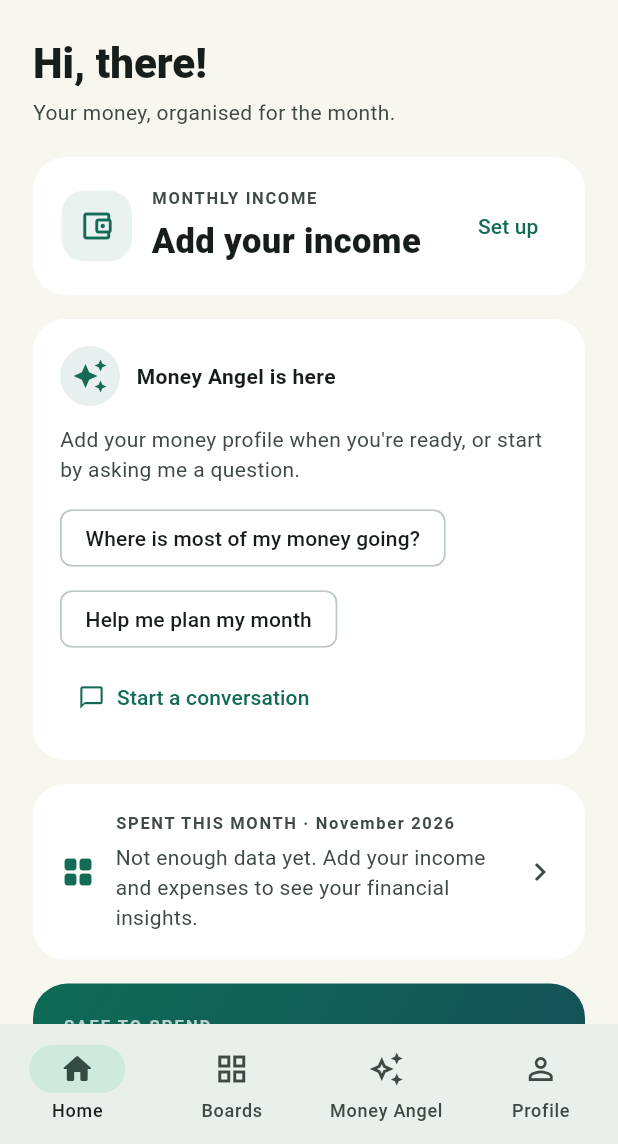
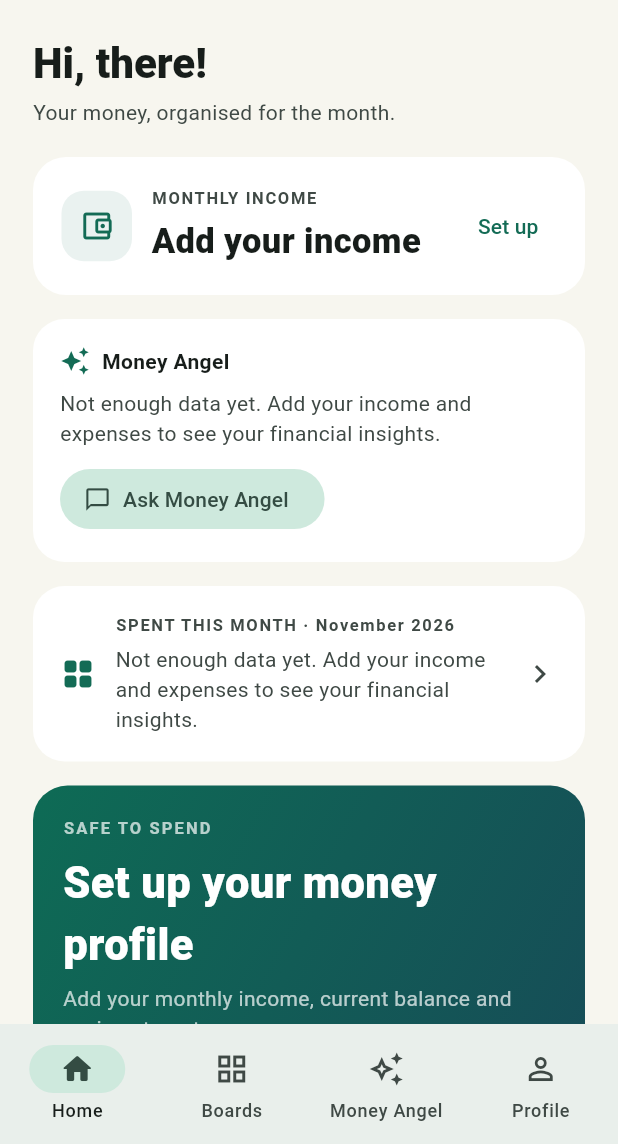
Before and after one commit to raksh008/mads, a Flutter app: the screen it shows once a user with an empty profile is signed in, on a phone screen of 412 x 824 dp, the part 92-1236 px from its top. Run offline on Flutter 3.47's test engine with Material 3 defaults, Android fonts, the phone set to English and light mode, and no system bars; our stand-ins replace shared_preferences, supabase_flutter; accounts and stored records are empty; network calls fail; Roboto replaces fonts that are missing (Arial).

Commit message:
Home cleanup, compact Money Angel card, income and transfer kinds, tests

```diff
--- a/lib/finance/finance_models.dart
+++ b/lib/finance/finance_models.dart
@@ -165,7 +165,7 @@ class BudgetAllocation {
       );
 }
 
-enum TransactionKind { expense, refund }
+enum TransactionKind { expense, refund, income, transfer }
 
 enum TransactionStatus { posted, pending }
 
@@ -199,6 +199,14 @@ class FinanceTransaction {
     this.source = 'manual',
     this.externalId,
   });
+
+  /// How this transaction changes spending: expenses add, refunds subtract,
+  /// and income and transfers never count as spending.
+  int get spendingEffectMinor => switch (kind) {
+    TransactionKind.expense => amountMinor,
+    TransactionKind.refund => -amountMinor,
+    TransactionKind.income || TransactionKind.transfer => 0,
+  };
 
   Map<String, dynamic> toJson() => {
     'id': id,
@@ -285,13 +293,7 @@ class FinanceState {
               item.status == TransactionStatus.posted &&
               _calendarDate(item.occurredAt).isAfter(snapshotDate),
         )
-        .fold(
-          0,
-          (sum, item) =>
-              sum +
-              item.amountMinor *
-                  (item.kind == TransactionKind.expense ? 1 : -1),
-        );
+        .fold(0, (sum, item) => sum + item.spendingEffectMinor);
   }
 
   int? get safeToSpendMinor {
@@ -309,12 +311,7 @@ class FinanceState {
         if (period != null && periodOf(item.occurredAt) != period) return false;
         return true;
       })
-      .fold(
-        0,
-        (sum, item) =>
-            sum +
-            item.amountMinor * (item.kind == TransactionKind.expense ? 1 : -1),
-      );
+      .fold(0, (sum, item) => sum + item.spendingEffectMinor);
 
   Map<String, dynamic> toJson() => {
     'version': 2,
--- a/lib/finance/finance_repository.dart
+++ b/lib/finance/finance_repository.dart
@@ -306,26 +306,11 @@ class FinanceRepository {
           .upsert(
             state.transactions
                 .map(
-                  (transaction) => {
-                    'id': transaction.id,
-                    'user_id': userId,
-                    'board_id': transaction.boardId,
-                    'description': transaction.description,
-                    'amount_minor': transaction.amountMinor,
-                    'currency': state.profile?.currency ?? 'INR',
-                    'transaction_kind': transaction.kind.name,
-                    'status': transaction.status.name,
-                    'merchant_key': transaction.merchantKey,
-                    'icon_key': transaction.iconKey,
-                    'logo_url': transaction.logoUrl,
-                    'accent_color':
-                        '#${transaction.accentColor.toRadixString(16).padLeft(8, '0').substring(2)}',
-                    'source': transaction.source,
-                    'external_id': transaction.externalId,
-                    'occurred_at': transaction.occurredAt
-                        .toUtc()
-                        .toIso8601String(),
-                  },
+                  (transaction) => transactionToCloudRow(
+                    transaction,
+                    userId: userId,
+                    currency: state.profile?.currency ?? 'INR',
+                  ),
                 )
                 .toList(),
             onConflict: 'id',
@@ -366,17 +351,45 @@ class FinanceRepository {
     );
   }
 
-  FinanceTransaction _transactionFromCloud(dynamic value) {
-    final row = Map<String, dynamic>.from(value as Map);
-    return FinanceTransaction(
+  FinanceTransaction _transactionFromCloud(dynamic value) =>
+      transactionFromCloudRow(Map<String, dynamic>.from(value as Map));
+}
+
+/// Cloud row for a transaction. `transaction_kind` uses the enum names
+/// (expense, refund, income, transfer), the same names read back below.
+Map<String, dynamic> transactionToCloudRow(
+  FinanceTransaction transaction, {
+  required String userId,
+  required String currency,
+}) => {
+  'id': transaction.id,
+  'user_id': userId,
+  'board_id': transaction.boardId,
+  'description': transaction.description,
+  'amount_minor': transaction.amountMinor,
+  'currency': currency,
+  'transaction_kind': transaction.kind.name,
+  'status': transaction.status.name,
+  'merchant_key': transaction.merchantKey,
+  'icon_key': transaction.iconKey,
+  'logo_url': transaction.logoUrl,
+  'accent_color':
+      '#${transaction.accentColor.toRadixString(16).padLeft(8, '0').substring(2)}',
+  'source': transaction.source,
+  'external_id': transaction.externalId,
+  'occurred_at': transaction.occurredAt.toUtc().toIso8601String(),
+};
+
+FinanceTransaction transactionFromCloudRow(Map<String, dynamic> row) =>
+    FinanceTransaction(
       id: '${row['id']}',
       boardId: '${row['board_id']}',
       description: '${row['description']}',
       amountMinor: _asInt(row['amount_minor']),
       occurredAt: DateTime.tryParse('${row['occurred_at']}') ?? DateTime.now(),
-      kind: row['transaction_kind'] == 'refund'
-          ? TransactionKind.refund
-          : TransactionKind.expense,
+      kind:
+          TransactionKind.values.asNameMap()[row['transaction_kind']] ??
+          TransactionKind.expense,
       status: row['status'] == 'pending'
           ? TransactionStatus.pending
           : TransactionStatus.posted,
@@ -387,8 +400,6 @@ class FinanceRepository {
       source: row['source'] as String? ?? 'manual',
       externalId: row['external_id'] as String?,
     );
-  }
-}
 
 class CatalogResolution {
   final String iconKey;
--- a/lib/finance/finance_screens.dart
+++ b/lib/finance/finance_screens.dart
@@ -630,7 +630,7 @@ class _HomeScreenState extends State<HomeScreen> {
                 const SizedBox(height: 20),
                 _incomeCard(profile, currency),
                 const SizedBox(height: 16),
-                _madsCard(firstName, profile != null),
+                _madsCard(profile, period, currency),
                 const SizedBox(height: 16),
                 _spendingSummaryCard(period, currency),
                 const SizedBox(height: 16),
@@ -719,10 +719,30 @@ class _HomeScreenState extends State<HomeScreen> {
     ),
   );
 
-  Widget _madsCard(String firstName, bool hasProfile) => Container(
+  Widget _madsCard(FinancialProfile? profile, String period, String currency) {
+    final scheme = Theme.of(context).colorScheme;
+    ExpenseBoard? topBoard;
+    var topSpent = 0;
+    var totalSpent = 0;
+    for (final board in state.boards) {
+      final spent = state.spentFor(board.id, period: period);
+      totalSpent += spent;
+      if (spent > topSpent) {
+        topSpent = spent;
+        topBoard = board;
+      }
+    }
+    final hasData = profile != null && topBoard != null && totalSpent > 0;
+    final insight = hasData
+        ? 'Most of your spending this month is on ${topBoard.name}: '
+              '${Money.format(topSpent, currency: currency)} of '
+              '${Money.format(totalSpent, currency: currency)}.'
+        : 'Not enough data yet. Add your income and expenses to see your '
+              'financial insights.';
+    return Container(
       padding: const EdgeInsets.all(18),
       decoration: BoxDecoration(
-      color: Theme.of(context).colorScheme.surface,
+        color: scheme.surface,
         borderRadius: BorderRadius.circular(21),
       ),
       child: Column(
@@ -730,65 +750,32 @@ class _HomeScreenState extends State<HomeScreen> {
         children: [
           Row(
             children: [
-            CircleAvatar(
-              backgroundColor: Theme.of(context).colorScheme.primary
-                  .withValues(alpha: 0.1),
-              child: Icon(
-                Icons.auto_awesome,
-                color: Theme.of(context).colorScheme.primary,
-              ),
-            ),
-            const SizedBox(width: 11),
-            Expanded(
-              child: Text(
-                hasProfile
-                    ? 'Money Angel is here, $firstName'
-                    : 'Money Angel is here',
+              Icon(Icons.auto_awesome, color: scheme.primary, size: 20),
+              const SizedBox(width: 8),
+              Text(
+                'Money Angel',
                 style: TextStyle(
-                  color: Theme.of(context).colorScheme.onSurface,
+                  color: scheme.onSurface,
                   fontWeight: FontWeight.w700,
                 ),
               ),
-            ),
-          ],
-        ),
-        const SizedBox(height: 12),
-        Text(
-          hasProfile
-              ? "How's your month going? Ask me anything about your money."
-              : "Add your money profile when you're ready, or start by asking me a question.",
-          style: TextStyle(
-            color: Theme.of(context).colorScheme.onSurfaceVariant,
-            height: 1.4,
-          ),
-        ),
-        const SizedBox(height: 12),
-        Wrap(
-          spacing: 8,
-          runSpacing: 6,
-          children: [
-            ActionChip(
-              label: const Text('Where is most of my money going?'),
-              onPressed: () => _openMads(
-                initialQuestion: 'Where is most of my money going?',
-              ),
-            ),
-            ActionChip(
-              label: const Text('Help me plan my month'),
-              onPressed: () =>
-                  _openMads(initialQuestion: 'Can you help me plan my month?'),
-            ),
-          ],
-        ),
-        const SizedBox(height: 4),
-        TextButton.icon(
+            ],
+          ),
+          const SizedBox(height: 8),
+          Text(
+            insight,
+            style: TextStyle(color: scheme.onSurfaceVariant, height: 1.4),
+          ),
+          const SizedBox(height: 10),
+          FilledButton.tonalIcon(
             onPressed: _openMads,
-          icon: const Icon(Icons.chat_bubble_outline),
-          label: const Text('Start a conversation'),
-        ),
-      ],
-    ),
-  );
+            icon: const Icon(Icons.chat_bubble_outline, size: 18),
+            label: const Text('Ask Money Angel'),
+          ),
+        ],
+      ),
+    );
+  }
 
   Widget _safeToSpendCard(FinancialProfile? profile, String currency) {
     final amount = state.safeToSpendMinor;
```
Also changed, not shown: 1 other file. Lines whose indentation alone changed are shown as unchanged.
